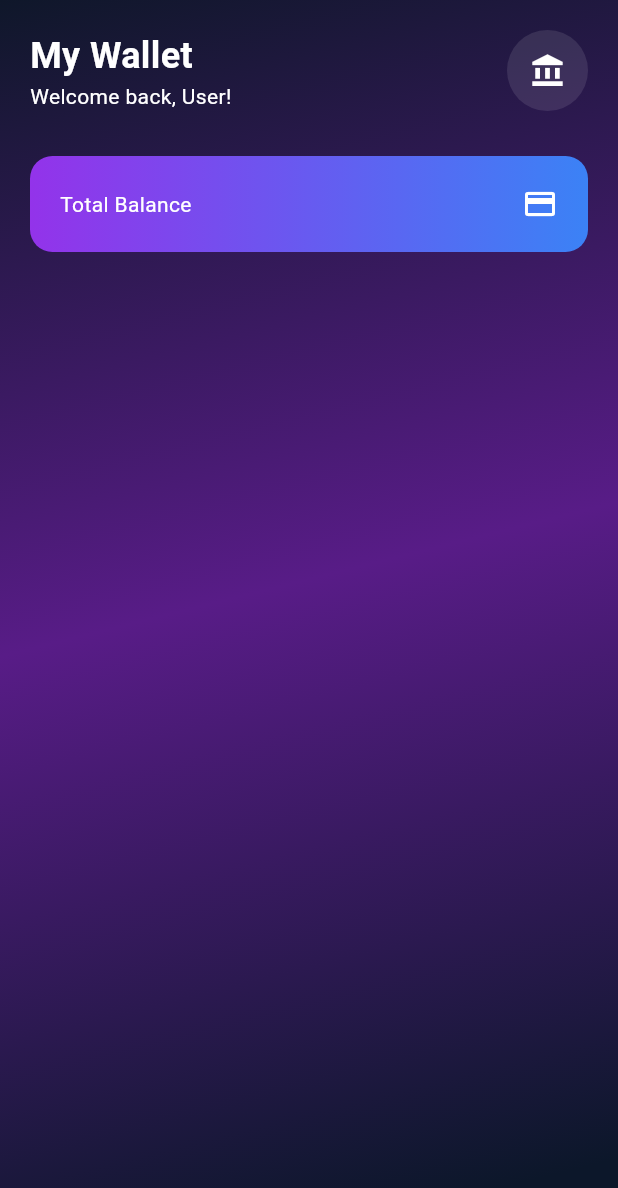
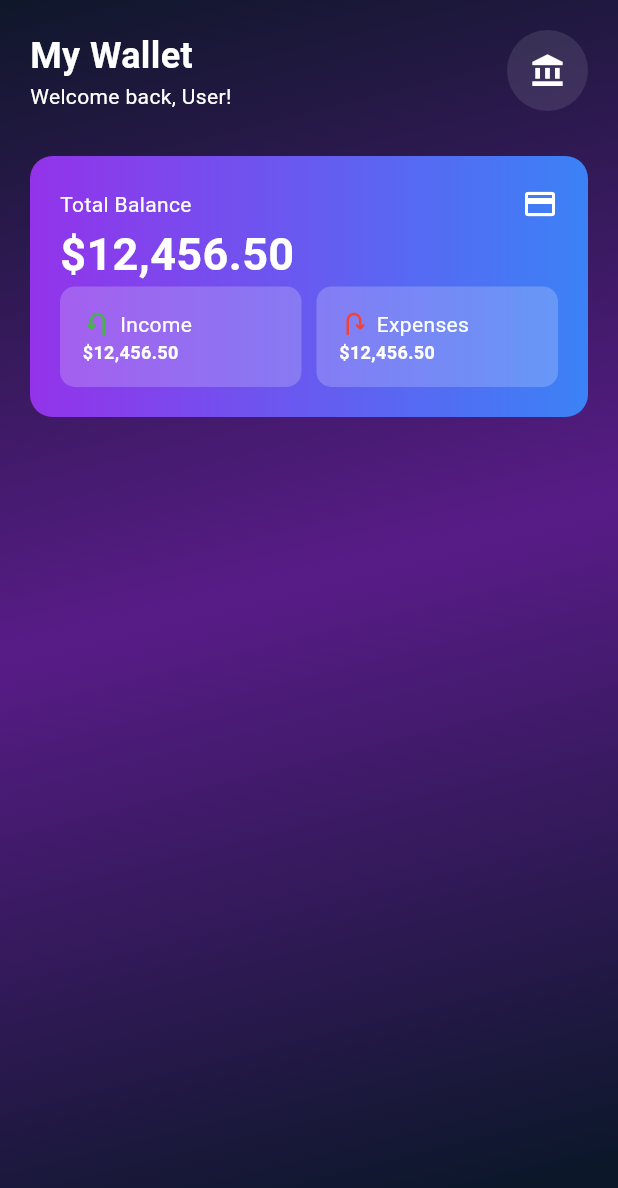
Before and after one commit to asaduzzaman-ashik3/finance_dashboard, a Flutter app: the screen it shows after launch, on a phone screen of 412 x 824 dp. Shown: the top 1188 px of the screen. Run offline on Flutter 3.47's test engine with Material 3 defaults, Android fonts, the phone set to English and light mode, and no system bars.

Commit message:
card add

```diff
--- a/lib/main.dart
+++ b/lib/main.dart
@@ -85,14 +85,13 @@ class Dashboard extends StatelessWidget {
 
   Widget balanceCard() {
     return Container(
-
       decoration: BoxDecoration(
         gradient: LinearGradient(
           begin: AlignmentGeometry.centerLeft,
           end: AlignmentGeometry.centerRight,
           colors: [Color(0xFF9333ea), Color(0xFF3b82f6)],
         ),
-        borderRadius: BorderRadius.circular(15)
+        borderRadius: BorderRadius.circular(15),
       ),
       padding: EdgeInsets.all(20),
       child: Column(
@@ -105,6 +104,86 @@ class Dashboard extends StatelessWidget {
               Container(child: Icon(Icons.credit_card, color: Colors.white)),
             ],
           ),
+          Text(
+            "\$12,456.50",
+            style: TextStyle(
+              fontSize: 30,
+              fontWeight: FontWeight.bold,
+              color: Colors.white,
+            ),
+          ),
+          Row(
+            crossAxisAlignment: CrossAxisAlignment.start,
+            children: [
+              Expanded(
+                child: Container(
+                  padding: EdgeInsets.all(15),
+                  decoration: BoxDecoration(
+                    color: Colors.white.withOpacity(0.2),
+                    borderRadius: BorderRadius.circular(10),
+                  ),
+                  child: Column(
+                    crossAxisAlignment: CrossAxisAlignment.start,
+                    children: [
+                      Row(
+                        children: [
+                          Icon(
+                            Icons.u_turn_left,
+                            color: Colors.green,
+                            size: 20,
+                          ),
+                          SizedBox(width: 5),
+                          Text("Income", style: TextStyle(color: Colors.white)),
+                        ],
+                      ),
+                      Text(
+                        "\$12,456.50",
+                        style: TextStyle(
+                          fontSize: 12,
+                          fontWeight: FontWeight.bold,
+                          color: Colors.white,
+                        ),
+                      ),
+                    ],
+                  ),
+                ),
+              ),
+              SizedBox(width: 10),
+              Expanded(
+                child: Container(
+                  padding: EdgeInsets.all(15),
+                  decoration: BoxDecoration(
+                    color: Colors.white.withOpacity(0.2),
+                    borderRadius: BorderRadius.circular(10),
+                  ),
+                  child: Column(
+                    crossAxisAlignment: CrossAxisAlignment.start,
+                    children: [
+                      Row(
+                        children: [
+                          Icon(
+                            Icons.u_turn_right_rounded,
+                            color: Colors.red,
+                            size: 20,
+                          ),
+                          SizedBox(width: 5),
+                          Text("Expenses", style: TextStyle(color: Colors.white)),
+                        ],
+                      ),
+                      Text(
+                        "\$12,456.50",
+                        style: TextStyle(
+                          fontSize: 12,
+                          fontWeight: FontWeight.bold,
+                          color: Colors.white,
+                        ),
+                      ),
+                    ],
+                  ),
+                ),
+              ),
+            ],
+          ),
         ],
       ),
     );
```
